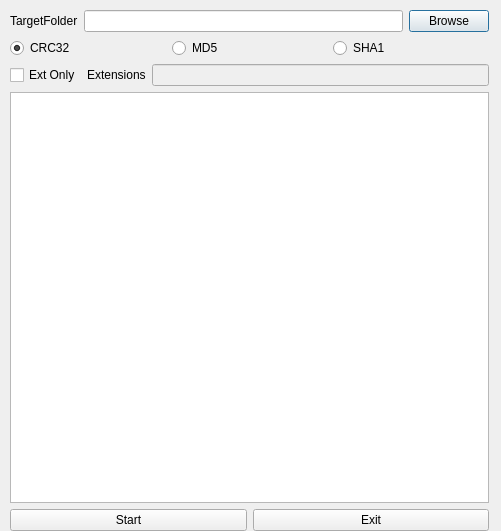
Old version of the form qt4/MainDlg.ui in the repository ppiazi/FilesInfoReader.
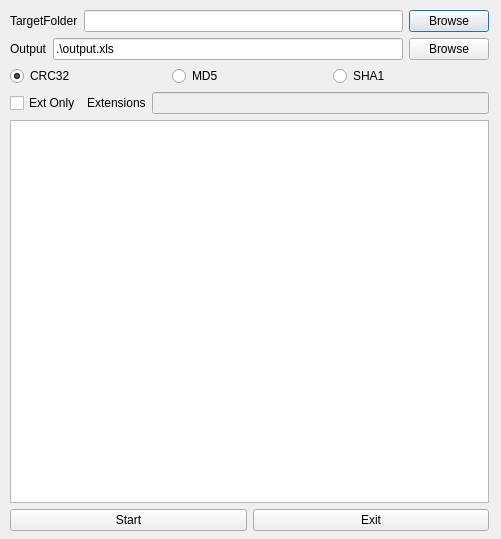
New version of the form.

Commit message: - Hash 방법 선택 가능하도록 기능 추가 - output 파일 지정할 수 있도록 기능 추가

The edit to the form file:
```diff
--- a/qt4/MainDlg.ui
+++ b/qt4/MainDlg.ui
@@ -7,7 +7,7 @@
     <x>0</x>
     <y>0</y>
     <width>501</width>
-    <height>531</height>
+    <height>539</height>
    </rect>
   </property>
   <property name="windowTitle">
@@ -51,7 +51,32 @@
      </layout>
     </item>
     <item>
-     <layout class="QHBoxLayout" name="horizontalLayout_5">
+     <layout class="QHBoxLayout" name="LayoutOutput">
+      <item>
+       <widget class="QLabel" name="label_3">
+        <property name="text">
+         <string>Output</string>
+        </property>
+       </widget>
+      </item>
+      <item>
+       <widget class="QLineEdit" name="EditOutput">
+        <property name="text">
+         <string>.\output.xls</string>
+        </property>
+       </widget>
+      </item>
+      <item>
+       <widget class="QPushButton" name="BtnOutputBrowse">
+        <property name="text">
+         <string>Browse</string>
+        </property>
+       </widget>
+      </item>
+     </layout>
+    </item>
+    <item>
+     <layout class="QHBoxLayout" name="LayoutHashMethod">
       <item>
        <widget class="QRadioButton" name="RadBtnCrc32">
         <property name="text">
@@ -104,7 +129,15 @@
      </layout>
     </item>
     <item>
-     <widget class="QTextBrowser" name="TextOutput"/>
+     <widget class="QTextBrowser" name="TextOutput">
+      <property name="html">
+       <string>&lt;!DOCTYPE HTML PUBLIC &quot;-//W3C//DTD HTML 4.0//EN&quot; &quot;http://www.w3.org/TR/REC-html40/strict.dtd&quot;&gt;
+&lt;html&gt;&lt;head&gt;&lt;meta name=&quot;qrichtext&quot; content=&quot;1&quot; /&gt;&lt;style type=&quot;text/css&quot;&gt;
+p, li { white-space: pre-wrap; }
+&lt;/style&gt;&lt;/head&gt;&lt;body style=&quot; font-family:'Gulim'; font-size:9pt; font-weight:400; font-style:normal;&quot;&gt;
+&lt;p style=&quot;-qt-paragraph-type:empty; margin-top:0px; margin-bottom:0px; margin-left:0px; margin-right:0px; -qt-block-indent:0; text-indent:0px;&quot;&gt;&lt;br /&gt;&lt;/p&gt;&lt;/body&gt;&lt;/html&gt;</string>
+      </property>
+     </widget>
     </item>
     <item>
      <layout class="QHBoxLayout" name="horizontalLayout_3">
```
Left out of the diff: 6 changed lines with no effect on the pictures. The commit also changes 2 other files.
